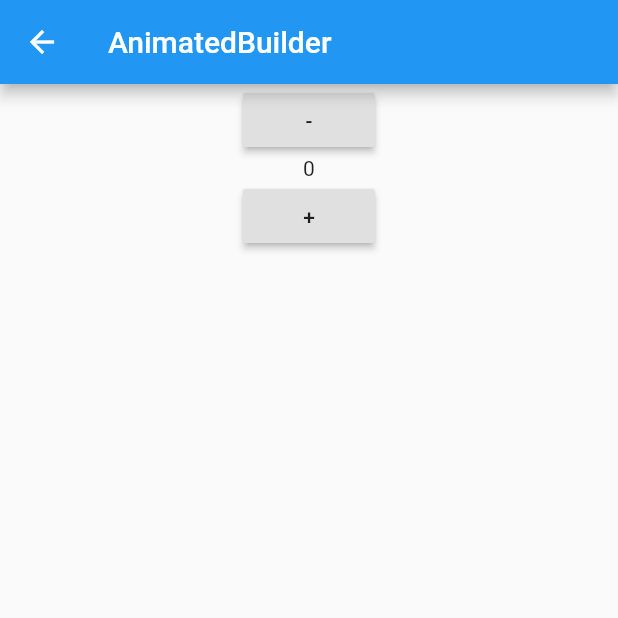
After one commit to xuzhongpeng/jsshou_study, a Flutter app: the MyAnimatedBuilder screen opened by its route, on a phone screen of 412 x 824 dp, the top half of it. The commit adds this screen. Run offline on Flutter 3.47's test engine with Material 2 defaults, Android fonts, the phone set to English and light mode, and no system bars; our stand-ins replace charts_flutter, flutter_redux, redux; generated files the repository leaves out were written again.

```diff
--- /dev/null
+++ b/lib/AnimatedBuilder/index.dart
@@ -0,0 +1,56 @@
+import 'package:flutter/material.dart';
+import 'package:flutter/foundation.dart' show ChangeNotifier;
+
+class MyAnimatedBuilder extends StatefulWidget {
+  @override
+  _MyAnimatedBuilder createState() => _MyAnimatedBuilder();
+}
+
+class _MyAnimatedBuilder extends State<MyAnimatedBuilder> {
+  MyModel model = MyModel();
+
+  @override
+  Widget build(BuildContext context) {
+    print('animated rebuild');
+    return Scaffold(
+      appBar: AppBar(
+        title: Text('AnimatedBuilder'),
+      ),
+      body: Center(
+        child: AnimatedBuilder(
+            animation: model,
+            builder: (context, child) {
+              print('builder rebuild');
+              return new Column(children: [
+                RaisedButton(
+                  child: Text('-'),
+                  onPressed: () {
+                    model.decrement();
+                  },
+                ),
+                Text(model.count.toString()),
+                RaisedButton(
+                  child: Text('+'),
+                  onPressed: () {
+                    model.increment();
+                  },
+                ),
+              ]);
+            }),
+      ),
+    );
+  }
+}
+
+class MyModel extends ChangeNotifier {
+  int count = 0;
+  increment() {
+    this.count++;
+    notifyListeners();
+  }
+
+  decrement() {
+    this.count--;
+    notifyListeners();
+  }
+}
--- a/lib/main.dart
+++ b/lib/main.dart
@@ -11,6 +11,7 @@ import './charts/charts_test.dart';
 import 'package:flutter_demo/canvas/canvas_test.dart';
 import './scoped/index.dart';
 import './scoped/store/index.dart';
+import './AnimatedBuilder/index.dart';
 
 void main() {
   runApp(StartPage());
@@ -25,6 +26,7 @@ class StartPage extends StatelessWidget {
     "scoped": (_) => MyScoped(),
     'charts': (_) => ChartsTest(),
     '五子棋': (_) => CustomPaintRoute(),
+    'AnimatedBuilder': (_) => MyAnimatedBuilder()
   };
   @override
   Widget build(BuildContext context) {
```
